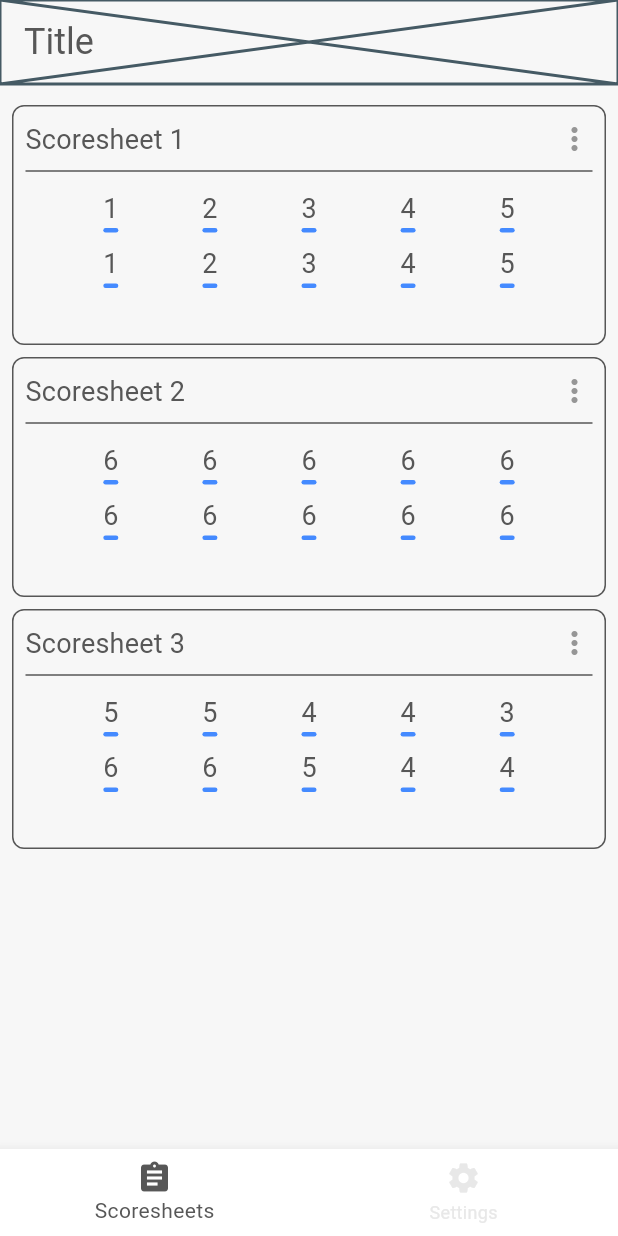
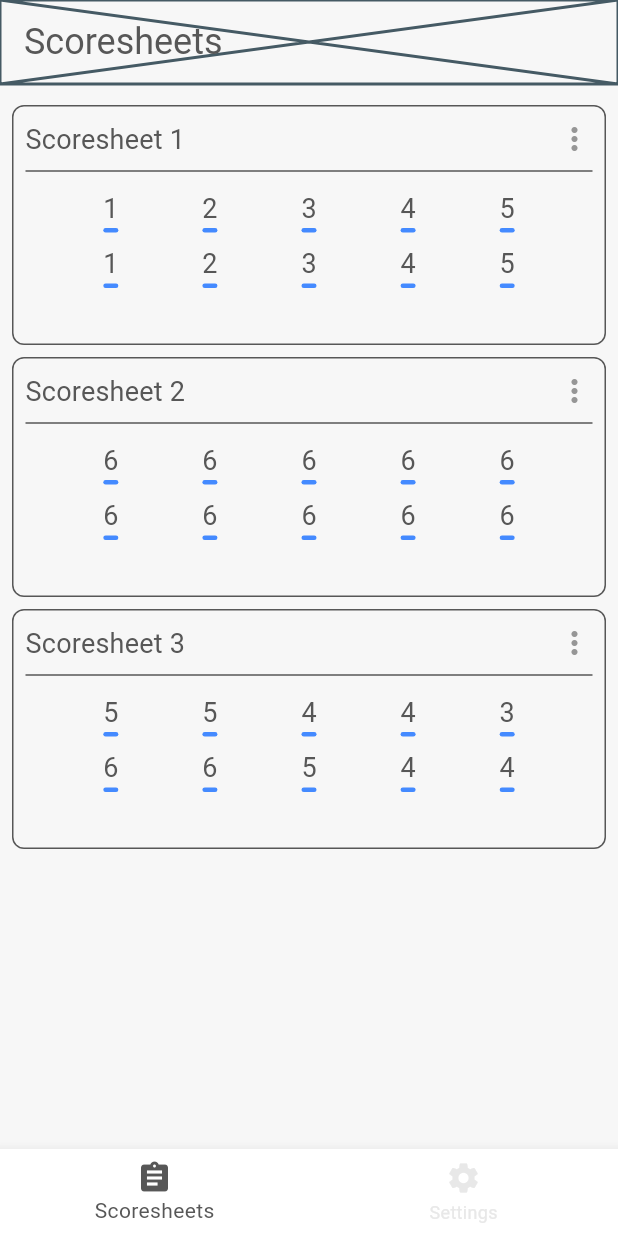
Before and after one commit to jamesrahhh/neoscore, a Flutter app: the screen it shows after launch, on a phone screen of 412 x 824 dp. Run offline on Flutter 3.47's test engine with Material 3 defaults, Android fonts, the phone set to English and light mode, and no system bars; our stand-ins replace firebase_core, firebase_crashlytics; accounts and stored records are empty.

Commit message:
refactor: Change scoresheet AppBar label

```diff
--- a/lib/view/scoresheet/scoresheet_view.dart
+++ b/lib/view/scoresheet/scoresheet_view.dart
@@ -11,7 +11,8 @@ class ScoresheetView extends StatelessWidget {
   Widget build(BuildContext context) =>
       ChangeNotifierProvider<ScoresheetViewModel>(
         create: (_) => ScoresheetViewModel(),
-          builder: (BuildContext context, _) => Scrollbar(
+        builder:
+            (BuildContext context, _) => Scrollbar(
               thickness: 8.0,
               radius: const Radius.circular(4.0),
               interactive: true,
@@ -20,10 +21,11 @@ class ScoresheetView extends StatelessWidget {
                   const SliverAppBar(
                     flexibleSpace: Placeholder(),
                     floating: true,
-                      title: Text('Title'),
+                    title: Text('Scoresheets'),
                   ),
                   const SliverPadding(
-                        padding: EdgeInsets.fromLTRB(0.0, 14.0, 0.0, 0.0)),
+                    padding: EdgeInsets.fromLTRB(0.0, 14.0, 0.0, 0.0),
+                  ),
                   SliverGrid.builder(
                     gridDelegate:
                         const SliverGridDelegateWithMaxCrossAxisExtent(
@@ -32,12 +34,16 @@ class ScoresheetView extends StatelessWidget {
                           mainAxisSpacing: 8.0,
                           crossAxisSpacing: 8.0,
                         ),
-                      itemBuilder: (BuildContext context, int index) =>
+                    itemBuilder:
+                        (BuildContext context, int index) =>
                             ScoresheetCard(index: index),
-                      itemCount: Provider.of<ScoresheetViewModel>(context)
-                          .getScoresheetAmount,
+                    itemCount:
+                        Provider.of<ScoresheetViewModel>(
+                          context,
+                        ).getScoresheetAmount,
                   ),
                 ],
               ),
-              ));
+            ),
+      );
 }
```
Lines whose indentation alone changed are shown as unchanged.
